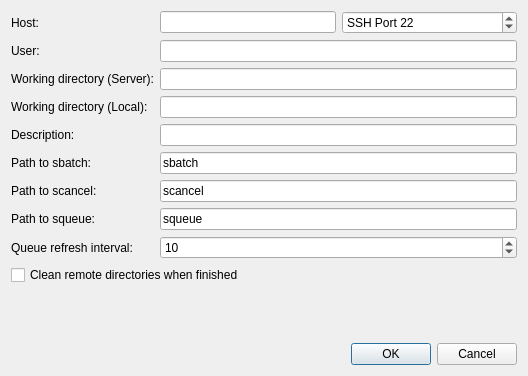
The window that src/globalsearch/queueinterfaces/slurmdialog.ui (xtalopt/XtalOpt) describes before a commit, drawn with Qt 5.
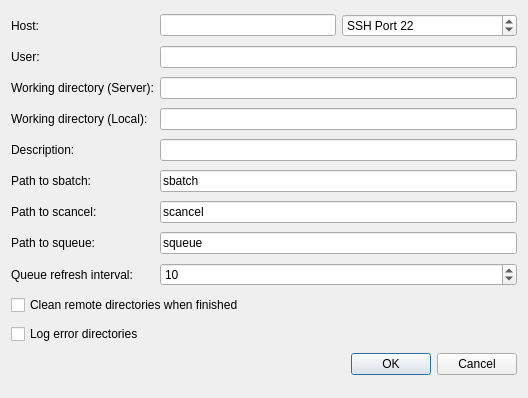
The same window after the commit.

Commit message: Added ability to log error directories when a job fails. Checkbox is in one of the queue configuration dialog. It works for slurm and local currently. Haven't tested it on Windows. Also fixed some memory leak issues in the local dialog source file.

```diff
--- a/src/globalsearch/queueinterfaces/slurmdialog.ui
+++ b/src/globalsearch/queueinterfaces/slurmdialog.ui
@@ -7,7 +7,7 @@
     <x>0</x>
     <y>0</y>
     <width>528</width>
-    <height>376</height>
+    <height>398</height>
    </rect>
   </property>
   <property name="sizePolicy">
@@ -246,19 +246,6 @@
      </property>
     </widget>
    </item>
-   <item row="10" column="3">
-    <spacer name="verticalSpacer">
-     <property name="orientation">
-      <enum>Qt::Vertical</enum>
-     </property>
-     <property name="sizeHint" stdset="0">
-      <size>
-       <width>20</width>
-       <height>40</height>
-      </size>
-     </property>
-    </spacer>
-   </item>
    <item row="8" column="2" colspan="2">
     <widget class="QSpinBox" name="spin_interval">
      <property name="minimum">
@@ -279,6 +266,16 @@
      </property>
     </widget>
    </item>
+   <item row="10" column="0" colspan="2">
+    <widget class="QCheckBox" name="cb_logErrorDirs">
+     <property name="toolTip">
+      <string>&lt;html&gt;&lt;head/&gt;&lt;body&gt;&lt;p&gt;Leaves a copy of a directory in which an error occurred in &amp;lt;local_path&amp;gt;/errorDirs.&lt;/p&gt;&lt;p&gt;&lt;br/&gt;&lt;/p&gt;&lt;p&gt;This can help when figuring out why an xtal fails when submitted.&lt;/p&gt;&lt;p&gt;&lt;br/&gt;&lt;/p&gt;&lt;p&gt;Only keeps one copy for each xtal directory (so if an error occurred in 00001x00001 twice, the first error directory would have been overwritten by the second)&lt;/p&gt;&lt;/body&gt;&lt;/html&gt;</string>
+     </property>
+     <property name="text">
+      <string>Log error directories</string>
+     </property>
+    </widget>
+   </item>
   </layout>
  </widget>
  <tabstops>
```
Left out of the diff: 138 changed lines with no effect on the pictures. The commit also changes 11 other files.
